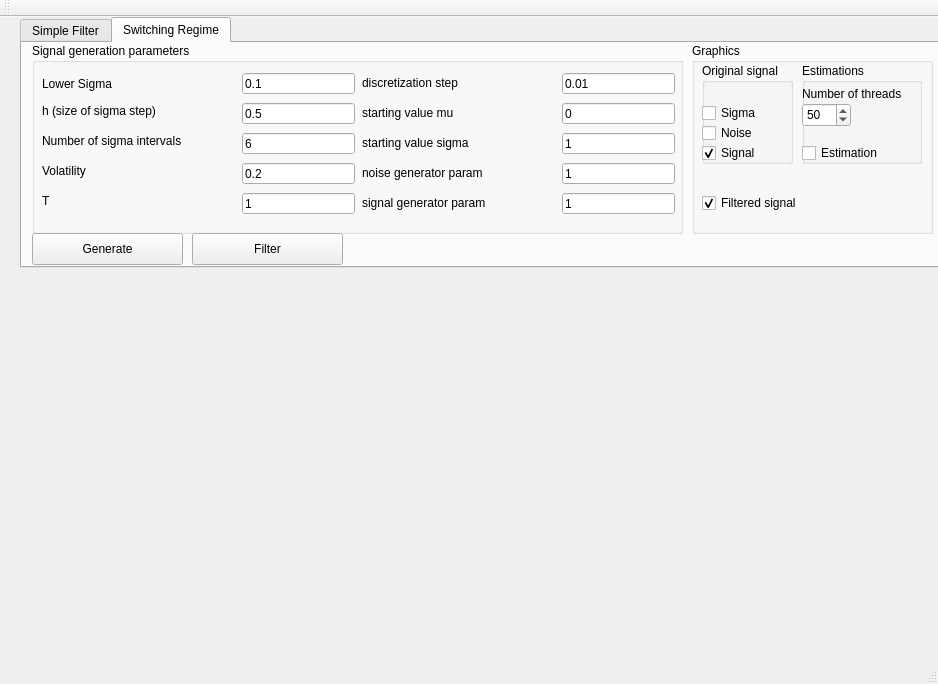
First picture: the form in mainwindow.ui, repository ilyamisyura/filtrationcomplex, before the edit.
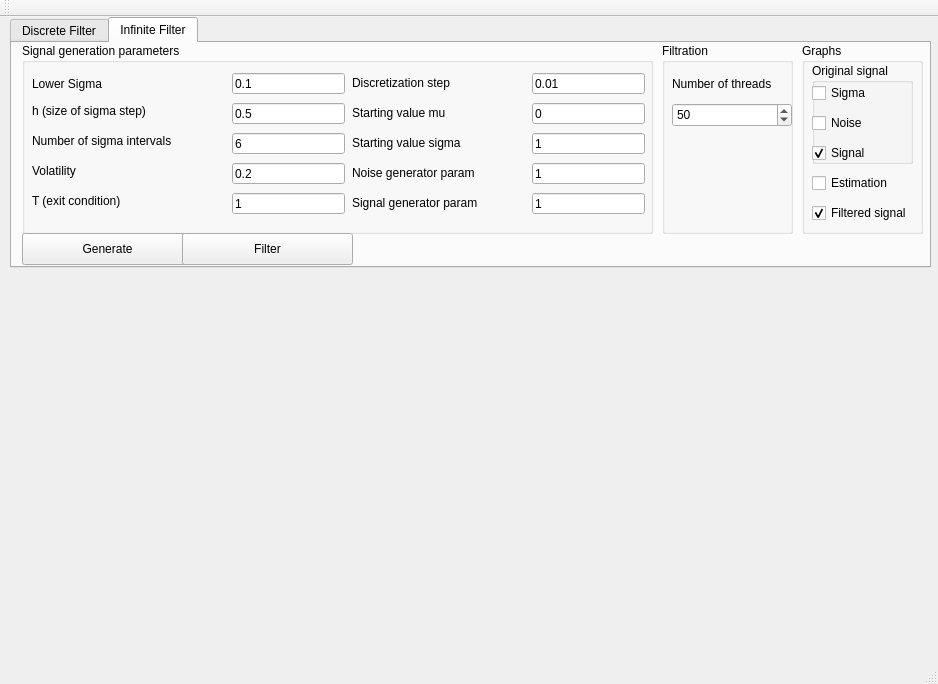
Second picture: the form after the edit. The open tabs and pages were chosen to show the change. Custom widgets are drawn as their Qt base class.

Commit message: ready for reorganization, infinite filter is fixed

Diff of the .ui file:
```diff
--- a/mainwindow.ui
+++ b/mainwindow.ui
@@ -17,7 +17,7 @@
    <widget class="QTabWidget" name="tabWidget">
     <property name="geometry">
      <rect>
-      <x>20</x>
+      <x>10</x>
       <y>0</y>
       <width>921</width>
       <height>251</height>
@@ -28,7 +28,7 @@
     </property>
     <widget class="QWidget" name="tab">
      <attribute name="title">
-      <string>Simple Filter</string>
+      <string>Discrete Filter</string>
      </attribute>
      <widget class="QGroupBox" name="groupBox">
       <property name="geometry">
@@ -188,14 +188,14 @@
     </widget>
     <widget class="QWidget" name="tab_2">
      <attribute name="title">
-      <string>Switching Regime</string>
+      <string>Infinite Filter</string>
      </attribute>
      <widget class="QGroupBox" name="switchingRegimeGroupbox">
       <property name="geometry">
        <rect>
         <x>10</x>
         <y>0</y>
-        <width>651</width>
+        <width>631</width>
         <height>191</height>
        </rect>
       </property>
@@ -344,13 +344,13 @@
         </rect>
        </property>
        <property name="text">
-        <string>T</string>
+        <string>T (exit condition)</string>
        </property>
       </widget>
       <widget class="QLineEdit" name="discretizationStepLineEdit">
        <property name="geometry">
         <rect>
-         <x>530</x>
+         <x>510</x>
          <y>30</y>
          <width>113</width>
          <height>21</height>
@@ -373,13 +373,13 @@
         </rect>
        </property>
        <property name="text">
-        <string>discretization step</string>
+        <string>Discretization step</string>
        </property>
       </widget>
       <widget class="QLineEdit" name="startingValueMuLineEdit">
        <property name="geometry">
         <rect>
-         <x>530</x>
+         <x>510</x>
          <y>60</y>
          <width>113</width>
          <height>21</height>
@@ -395,7 +395,7 @@
       <widget class="QLineEdit" name="startingValueSigmaLineEdit">
        <property name="geometry">
         <rect>
-         <x>530</x>
+         <x>510</x>
          <y>90</y>
          <width>113</width>
          <height>21</height>
@@ -418,7 +418,7 @@
         </rect>
        </property>
        <property name="text">
-        <string>starting value mu</string>
+        <string>Starting value mu</string>
        </property>
       </widget>
       <widget class="QLabel" name="label_20">
@@ -431,13 +431,13 @@
         </rect>
        </property>
        <property name="text">
-        <string>starting value sigma</string>
+        <string>Starting value sigma</string>
        </property>
       </widget>
       <widget class="QLineEdit" name="noiseParamLineEdit">
        <property name="geometry">
         <rect>
-         <x>530</x>
+         <x>510</x>
          <y>120</y>
          <width>113</width>
          <height>21</height>
@@ -453,7 +453,7 @@
       <widget class="QLineEdit" name="signalParamLineEdit">
        <property name="geometry">
         <rect>
-         <x>530</x>
+         <x>510</x>
          <y>150</y>
          <width>113</width>
          <height>21</height>
@@ -476,7 +476,7 @@
         </rect>
        </property>
        <property name="text">
-        <string>noise generator param</string>
+        <string>Noise generator param</string>
        </property>
       </widget>
       <widget class="QLabel" name="label_22">
@@ -489,7 +489,7 @@
         </rect>
        </property>
        <property name="text">
-        <string>signal generator param</string>
+        <string>Signal generator param</string>
        </property>
       </widget>
      </widget>
@@ -498,7 +498,7 @@
        <rect>
         <x>10</x>
         <y>190</y>
-        <width>151</width>
+        <width>171</width>
         <height>32</height>
        </rect>
       </property>
@@ -511,7 +511,7 @@
        <rect>
         <x>170</x>
         <y>190</y>
-        <width>151</width>
+        <width>171</width>
         <height>32</height>
        </rect>
       </property>
@@ -522,21 +522,21 @@
      <widget class="QGroupBox" name="graphicsGroupBox">
       <property name="geometry">
        <rect>
-        <x>670</x>
+        <x>790</x>
         <y>0</y>
-        <width>241</width>
+        <width>121</width>
         <height>191</height>
        </rect>
       </property>
       <property name="title">
-       <string>Graphics</string>
+       <string>Graphs</string>
       </property>
       <widget class="QGroupBox" name="groupBox_2">
        <property name="geometry">
         <rect>
          <x>10</x>
          <y>20</y>
-         <width>91</width>
+         <width>101</width>
          <height>101</height>
         </rect>
        </property>
@@ -547,7 +547,7 @@
         <property name="geometry">
          <rect>
           <x>0</x>
-          <y>40</y>
+          <y>20</y>
           <width>87</width>
           <height>20</height>
          </rect>
@@ -563,8 +563,8 @@
         <property name="geometry">
          <rect>
           <x>0</x>
-          <y>60</y>
-          <width>87</width>
+          <y>50</y>
+          <width>81</width>
           <height>20</height>
          </rect>
         </property>
@@ -588,73 +588,16 @@
          <bool>true</bool>
         </property>
        </widget>
-      </widget>
-      <widget class="QGroupBox" name="groupBox_3">
-       <property name="geometry">
-        <rect>
-         <x>110</x>
-         <y>20</y>
-         <width>120</width>
-         <height>101</height>
-        </rect>
-       </property>
-       <property name="title">
-        <string>Estimations</string>
-       </property>
-       <widget class="QSpinBox" name="threadsSpinBox">
-        <property name="geometry">
-         <rect>
-          <x>0</x>
-          <y>40</y>
-          <width>49</width>
-          <height>24</height>
-         </rect>
-        </property>
-        <property name="minimum">
-         <number>1</number>
-        </property>
-        <property name="maximum">
-         <number>1000</number>
-        </property>
-        <property name="value">
-         <number>50</number>
-        </property>
-       </widget>
-       <widget class="QLabel" name="label_3">
-        <property name="geometry">
-         <rect>
-          <x>0</x>
-          <y>20</y>
-          <width>121</width>
-          <height>21</height>
-         </rect>
-        </property>
-        <property name="text">
-         <string>Number of threads</string>
-        </property>
-       </widget>
-       <widget class="QCheckBox" name="estimationCheckBox">
-        <property name="geometry">
-         <rect>
-          <x>0</x>
-          <y>80</y>
-          <width>101</width>
-          <height>20</height>
-         </rect>
-        </property>
-        <property name="text">
-         <string>Estimation</string>
-        </property>
-        <property name="checked">
-         <bool>false</bool>
-        </property>
-       </widget>
+       <zorder>signalSigmaCheckBox</zorder>
+       <zorder>signalNoiseCheckBox</zorder>
+       <zorder>signalCheckBox</zorder>
+       <zorder>groupBox_3</zorder>
       </widget>
       <widget class="QCheckBox" name="filteredSignalCheckBox">
        <property name="geometry">
         <rect>
          <x>10</x>
-         <y>150</y>
+         <y>160</y>
          <width>121</width>
          <height>20</height>
         </rect>
@@ -664,6 +607,67 @@
        </property>
        <property name="checked">
         <bool>true</bool>
+       </property>
+      </widget>
+      <widget class="QCheckBox" name="estimationCheckBox">
+       <property name="geometry">
+        <rect>
+         <x>10</x>
+         <y>130</y>
+         <width>101</width>
+         <height>20</height>
+        </rect>
+       </property>
+       <property name="text">
+        <string>Estimation</string>
+       </property>
+       <property name="checked">
+        <bool>false</bool>
+       </property>
+      </widget>
+     </widget>
+     <widget class="QGroupBox" name="groupBox_3">
+      <property name="geometry">
+       <rect>
+        <x>650</x>
+        <y>0</y>
+        <width>131</width>
+        <height>191</height>
+       </rect>
+      </property>
+      <property name="title">
+       <string>Filtration</string>
+      </property>
+      <widget class="QSpinBox" name="threadsSpinBox">
+       <property name="geometry">
+        <rect>
+         <x>10</x>
+         <y>60</y>
+         <width>120</width>
+         <height>24</height>
+        </rect>
+       </property>
+       <property name="minimum">
+        <number>1</number>
+       </property>
+       <property name="maximum">
+        <number>1000</number>
+       </property>
+       <property name="value">
+        <number>50</number>
+       </property>
+      </widget>
+      <widget class="QLabel" name="label_3">
+       <property name="geometry">
+        <rect>
+         <x>10</x>
+         <y>30</y>
+         <width>121</width>
+         <height>21</height>
+        </rect>
+       </property>
+       <property name="text">
+        <string>Number of threads</string>
        </property>
       </widget>
      </widget>
```
Left out of the diff: 18 changed lines with no effect on the pictures. The commit also changes 8 other files.
